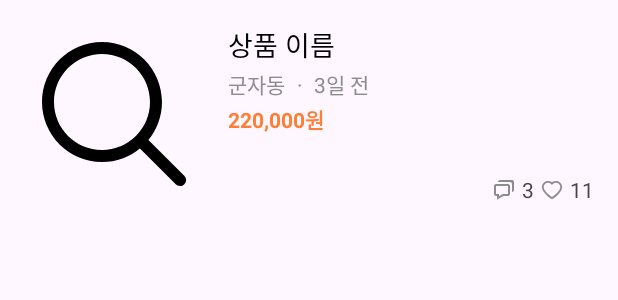
After one commit to rlaxodud214/NBC-carrot-market, an Android app: the layout item_rv_posts.xml on its own in the app's theme, with its tools: preview values and no code run, on a phone screen of 412 x 824 dp. The commit adds this screen. Shown: the top 300 px of the screen. Run offline under Robolectric (Android 15) with nearby library versions, the phone set to English and light mode, and no system bars.

Commit message:
feat: 메인페이지 및 item_post UI 구현

```diff
--- a/app/src/main/java/com/example/carrot_market/MainActivity.kt
+++ b/app/src/main/java/com/example/carrot_market/MainActivity.kt
@@ -19,5 +19,7 @@ class MainActivity : AppCompatActivity() {
     override fun onCreate(savedInstanceState: Bundle?) {
         super.onCreate(savedInstanceState)
         setContentView(binding.root)
+
+
     }
 }
--- /dev/null
+++ b/app/src/main/res/drawable/ic_chat.xml
@@ -0,0 +1,12 @@
+<vector xmlns:android="http://schemas.android.com/apk/res/android"
+    android:width="16dp"
+    android:height="16dp"
+    android:viewportWidth="16"
+    android:viewportHeight="16">
+  <path
+      android:pathData="M3.333,12V14.511L4.343,13.905L7.518,12H10.667C11.402,12 12,11.402 12,10.667V5.333C12,4.598 11.402,4 10.667,4H2.667C1.931,4 1.333,4.598 1.333,5.333V10.667C1.333,11.402 1.931,12 2.667,12H3.333ZM2.667,5.333H10.667V10.667H7.149L4.667,12.156V10.667H2.667V5.333Z"
+      android:fillColor="#8C8C8C"/>
+  <path
+      android:pathData="M13.333,1.333H5.333C4.598,1.333 4,1.931 4,2.667H12C12.735,2.667 13.333,3.265 13.333,4V9.333C14.069,9.333 14.667,8.735 14.667,8V2.667C14.667,1.931 14.069,1.333 13.333,1.333Z"
+      android:fillColor="#8C8C8C"/>
+</vector>
--- /dev/null
+++ b/app/src/main/res/drawable/ic_heart_gray.xml
@@ -0,0 +1,9 @@
+<vector xmlns:android="http://schemas.android.com/apk/res/android"
+    android:width="24dp"
+    android:height="24dp"
+    android:viewportWidth="24"
+    android:viewportHeight="24">
+  <path
+      android:pathData="M21.633,6.647C21.319,5.919 20.866,5.26 20.299,4.706C19.732,4.151 19.064,3.709 18.33,3.405C17.57,3.09 16.754,2.928 15.931,2.93C14.775,2.93 13.648,3.246 12.668,3.844C12.434,3.987 12.211,4.144 12,4.315C11.789,4.144 11.566,3.987 11.332,3.844C10.352,3.246 9.225,2.93 8.07,2.93C7.238,2.93 6.431,3.089 5.67,3.405C4.934,3.71 4.27,4.148 3.701,4.706C3.134,5.26 2.681,5.919 2.367,6.647C2.041,7.404 1.875,8.208 1.875,9.035C1.875,9.816 2.034,10.629 2.351,11.456C2.616,12.148 2.995,12.865 3.48,13.589C4.249,14.735 5.306,15.931 6.619,17.142C8.794,19.151 10.948,20.538 11.039,20.594L11.594,20.951C11.841,21.108 12.157,21.108 12.403,20.951L12.959,20.594C13.05,20.536 15.202,19.151 17.379,17.142C18.691,15.931 19.748,14.735 20.517,13.589C21.002,12.865 21.384,12.148 21.647,11.456C21.963,10.629 22.123,9.816 22.123,9.035C22.125,8.208 21.959,7.404 21.633,6.647ZM12,19.097C12,19.097 3.656,13.751 3.656,9.035C3.656,6.647 5.632,4.711 8.07,4.711C9.783,4.711 11.269,5.667 12,7.064C12.731,5.667 14.217,4.711 15.931,4.711C18.368,4.711 20.344,6.647 20.344,9.035C20.344,13.751 12,19.097 12,19.097Z"
+      android:fillColor="#8C8C8C"/>
+</vector>
--- /dev/null
+++ b/app/src/main/res/drawable/ic_search.xml
@@ -0,0 +1,9 @@
+<vector xmlns:android="http://schemas.android.com/apk/res/android"
+    android:width="24dp"
+    android:height="24dp"
+    android:viewportWidth="24"
+    android:viewportHeight="24">
+  <path
+      android:pathData="M10.4,2.4C5.991,2.4 2.4,5.991 2.4,10.4C2.4,14.809 5.991,18.4 10.4,18.4C12.317,18.4 14.078,17.719 15.458,16.589L20.234,21.366C20.308,21.442 20.396,21.504 20.494,21.546C20.592,21.588 20.697,21.611 20.803,21.611C20.91,21.613 21.015,21.593 21.114,21.552C21.212,21.512 21.302,21.452 21.377,21.377C21.452,21.302 21.512,21.212 21.552,21.114C21.593,21.015 21.613,20.91 21.612,20.803C21.611,20.697 21.588,20.592 21.546,20.494C21.504,20.396 21.442,20.308 21.366,20.234L16.589,15.458C17.719,14.078 18.4,12.317 18.4,10.4C18.4,5.991 14.809,2.4 10.4,2.4ZM10.4,4C13.944,4 16.8,6.856 16.8,10.4C16.8,13.944 13.944,16.8 10.4,16.8C6.856,16.8 4,13.944 4,10.4C4,6.856 6.856,4 10.4,4Z"
+      android:fillColor="#000000"/>
+</vector>
--- /dev/null
+++ b/app/src/main/res/layout/item_rv_posts.xml
@@ -0,0 +1,123 @@
+<?xml version="1.0" encoding="utf-8"?>
+<androidx.constraintlayout.widget.ConstraintLayout xmlns:android="http://schemas.android.com/apk/res/android"
+    xmlns:tools="http://schemas.android.com/tools"
+    android:layout_width="match_parent"
+    android:layout_height="wrap_content"
+    xmlns:app="http://schemas.android.com/apk/res-auto"
+    android:layout_margin="16dp">
+
+    <ImageView
+        android:id="@+id/iv_product_image"
+        android:layout_width="120dp"
+        android:layout_height="120dp"
+        android:src="@drawable/ic_search"
+        app:layout_constraintBottom_toBottomOf="parent"
+        app:layout_constraintStart_toStartOf="parent"
+        app:layout_constraintTop_toTopOf="parent" />
+
+    <TextView
+        android:id="@+id/tv_product_name"
+        android:layout_width="wrap_content"
+        android:layout_height="wrap_content"
+
+        android:layout_marginStart="16dp"
+        android:text="상품 이름"
+        android:textColor="@color/black"
+        android:textSize="18sp"
+        app:layout_constraintStart_toEndOf="@id/iv_product_image"
+        app:layout_constraintTop_toTopOf="parent" />
+
+    <TextView
+        android:id="@+id/tv_location"
+        android:layout_width="wrap_content"
+        android:layout_height="wrap_content"
+        android:layout_marginTop="2dp"
+        android:text="군자동"
+        android:textColor="@color/gray"
+        android:textSize="14sp"
+        app:layout_constraintStart_toStartOf="@+id/tv_product_name"
+        app:layout_constraintTop_toBottomOf="@id/tv_product_name" />
+
+    <TextView
+        android:id="@+id/tv_dot"
+        android:layout_width="wrap_content"
+        android:layout_height="wrap_content"
+        android:layout_marginStart="8dp"
+        android:gravity="center"
+        android:text="·"
+        android:textColor="@color/gray"
+        android:textSize="14sp"
+        app:layout_constraintBottom_toBottomOf="@+id/tv_location"
+        app:layout_constraintStart_toEndOf="@id/tv_location"
+        app:layout_constraintTop_toTopOf="@+id/tv_location" />
+
+    <TextView
+        android:id="@+id/tv_resent_time"
+        android:layout_width="wrap_content"
+        android:layout_height="wrap_content"
+        android:layout_marginStart="8dp"
+        android:text="3일 전"
+        android:textColor="@color/gray"
+        android:textSize="14sp"
+        app:layout_constraintBottom_toBottomOf="@+id/tv_dot"
+        app:layout_constraintStart_toEndOf="@id/tv_dot"
+        app:layout_constraintTop_toTopOf="@+id/tv_location" />
+
+    <TextView
+        android:id="@+id/tv_product_price"
+        android:layout_width="wrap_content"
+        android:layout_height="wrap_content"
+        android:layout_marginTop="2dp"
+        android:text="220,000원"
+        android:textColor="@color/cattot"
+        android:textSize="14sp"
+        android:textStyle="bold"
+        app:layout_constraintStart_toStartOf="@+id/tv_location"
+        app:layout_constraintTop_toBottomOf="@id/tv_location" />
+
+    <ImageView
+        android:id="@+id/iv_chat"
+        android:layout_width="16dp"
+        android:layout_height="16dp"
+        android:layout_marginEnd="4dp"
+        android:src="@drawable/ic_chat"
+        app:layout_constraintBottom_toBottomOf="parent"
+        app:layout_constraintEnd_toStartOf="@+id/tv_chat"
+        app:layout_constraintTop_toTopOf="@+id/tv_chat" />
+
+    <TextView
+        android:id="@+id/tv_chat"
+        android:layout_width="wrap_content"
+        android:layout_height="wrap_content"
+        android:layout_marginEnd="4dp"
+        android:text="3"
+        android:textSize="14sp"
+        app:layout_constraintBottom_toBottomOf="parent"
+        app:layout_constraintEnd_toStartOf="@+id/iv_message"
+        app:layout_constraintTop_toTopOf="@+id/iv_message"
+        app:layout_constraintVertical_bias="1.0" />
+
+    <ImageView
+        android:id="@+id/iv_message"
+        android:layout_width="16dp"
+        android:layout_height="16dp"
+        android:layout_marginEnd="4dp"
+        android:src="@drawable/ic_heart_gray"
+        app:layout_constraintBottom_toBottomOf="parent"
+        app:layout_constraintEnd_toStartOf="@+id/tv_message"
+        app:layout_constraintTop_toTopOf="@+id/tv_message" />
+
+    <TextView
+        android:id="@+id/tv_message"
+        android:layout_width="wrap_content"
+        android:layout_height="wrap_content"
+        android:text="11"
+        android:textSize="14sp"
+        app:layout_constraintBottom_toBottomOf="parent"
+        app:layout_constraintEnd_toEndOf="parent" />
+
+
+
+
+
+</androidx.constraintlayout.widget.ConstraintLayout>
--- a/app/src/main/res/values/colors.xml
+++ b/app/src/main/res/values/colors.xml
@@ -2,4 +2,8 @@
 <resources>
     <color name="black">#FF000000</color>
     <color name="white">#FFFFFFFF</color>
+    <color name="gray">#8C8C8C</color>
+    <color name="cattot">#FF7E36</color>
+    <color name="lightBlue">#4AC1DB</color>
+
 </resources>
```
Also changed, not shown: app/src/main/res/drawable/ic_menu.xml (added, +9 -0 lines), app/src/main/res/layout/activity_main.xml (+79 -0 lines), app/src/main/res/drawable/ic_expand_arrow.png (added), app/src/main/res/drawable/ic_notification.png (added), 1 other file.
